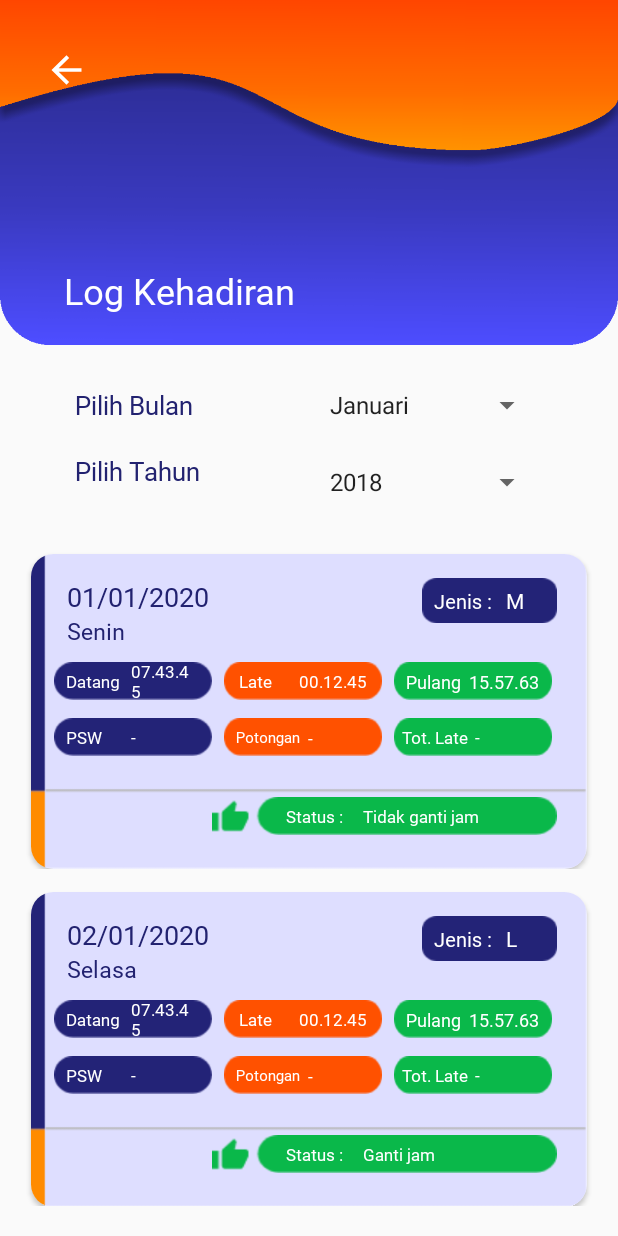
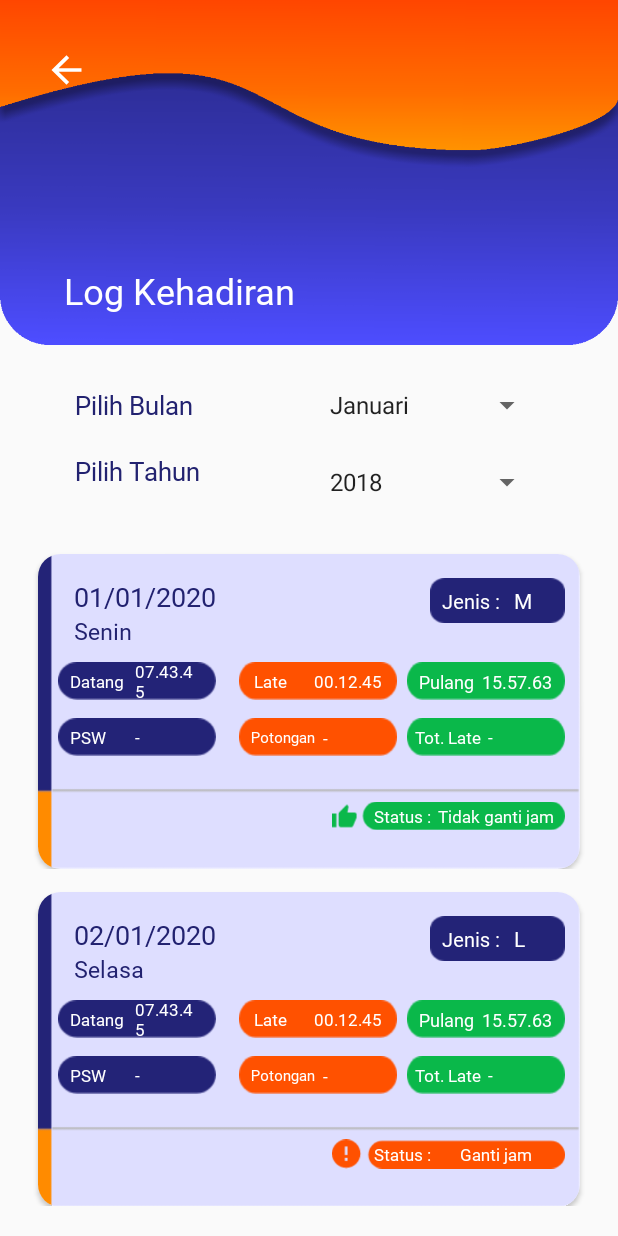
Before and after one commit to pratamaaprilianto/Simpan_VEDC, an Android app: the LogKehadiranActivity screen opened directly, with no data from a screen before it, on a phone screen of 412 x 824 dp. Run offline under Robolectric (Android 15) with nearby library versions, the phone set to English and light mode, and no system bars.

Commit message:
revisi 6

```diff
--- a/app/src/main/java/com/example/simpan/adapter/adapterLogKehadiran.kt
+++ b/app/src/main/java/com/example/simpan/adapter/adapterLogKehadiran.kt
@@ -36,6 +36,12 @@ class adapterLogKehadiran(val items: List<model_logkehadiran>): RecyclerView.Ada
             itemView.potongan.setText(data.potongan)
             itemView.tolate.setText(data.tolate)
             itemView.status.setText(data.status)
+            var cekStatus = itemView.status.text
+            if(cekStatus.equals("Tidak ganti jam")){
+                itemView.imageView99d.setImageResource(R.drawable.lk_statuss)
+            }else{
+                itemView.imageView99d.setImageResource(R.drawable.lk_status)
+            }
         }
     }
 
--- a/app/src/main/res/layout/activity_log_kehadiran.xml
+++ b/app/src/main/res/layout/activity_log_kehadiran.xml
@@ -95,9 +95,9 @@
         android:id="@+id/rec_logkehadiran"
         android:layout_width="match_parent"
         android:layout_height="450dp"
-        android:layout_marginStart="15dp"
+        android:layout_marginStart="5dp"
         android:layout_marginTop="28dp"
-        android:layout_marginEnd="15dp"
+        android:layout_marginEnd="5dp"
         app:layout_constraintEnd_toEndOf="parent"
         app:layout_constraintStart_toStartOf="parent"
         app:layout_constraintTop_toBottomOf="@+id/textView13" />
--- a/app/src/main/res/layout/activity_pp53_disiplin_pns.xml
+++ b/app/src/main/res/layout/activity_pp53_disiplin_pns.xml
@@ -16,7 +16,7 @@
             app:layout_constraintTop_toTopOf="parent" />
 
         <Button
-            android:id="@+id/bt_kembalipp53"
+            android:id="@+id/bt_kembalitunkin"
             android:layout_width="35dp"
             android:layout_height="35dp"
             android:layout_marginTop="32dp"
--- a/app/src/main/res/layout/card_logkehadiran.xml
+++ b/app/src/main/res/layout/card_logkehadiran.xml
@@ -9,9 +9,9 @@
         android:id="@+id/cardView2"
         android:layout_width="match_parent"
         android:layout_height="210dp"
-        android:layout_marginStart="5dp"
+        android:layout_marginStart="20dp"
         android:layout_marginTop="15dp"
-        android:layout_marginEnd="5dp"
+        android:layout_marginEnd="20dp"
         app:cardCornerRadius="15dp"
         app:layout_constraintEnd_toEndOf="parent"
         app:layout_constraintStart_toStartOf="parent"
@@ -27,7 +27,7 @@
                 android:layout_width="90dp"
                 android:layout_height="30dp"
                 android:layout_marginTop="16dp"
-                android:layout_marginEnd="20dp"
+                android:layout_marginEnd="10dp"
                 android:background="@drawable/lk_jenis"
                 app:layout_constraintEnd_toEndOf="parent"
                 app:layout_constraintHorizontal_bias="1.0"
@@ -38,7 +38,7 @@
                 android:id="@+id/imageView8"
                 android:layout_width="105dp"
                 android:layout_height="25dp"
-                android:layout_marginStart="8dp"
+                android:layout_marginStart="15dp"
                 android:layout_marginTop="10dp"
                 android:background="@drawable/lk_late"
                 app:layout_constraintStart_toEndOf="@+id/imageView6"
@@ -48,7 +48,7 @@
                 android:id="@+id/imageView9"
                 android:layout_width="105dp"
                 android:layout_height="25dp"
-                android:layout_marginStart="8dp"
+                android:layout_marginStart="15dp"
                 android:layout_marginTop="12dp"
                 android:background="@drawable/lk_late"
                 app:layout_constraintStart_toEndOf="@+id/imageView7"
@@ -58,12 +58,12 @@
                 android:id="@+id/imageView969"
                 android:layout_width="105dp"
                 android:layout_height="25dp"
-                android:layout_marginStart="8dp"
+                android:layout_marginStart="15dp"
                 android:layout_marginTop="10dp"
                 android:layout_marginEnd="10dp"
                 android:background="@drawable/lk_pulang"
                 app:layout_constraintEnd_toEndOf="parent"
-                app:layout_constraintHorizontal_bias="0.0"
+                app:layout_constraintHorizontal_bias="1.0"
                 app:layout_constraintStart_toEndOf="@+id/imageView8"
                 app:layout_constraintTop_toBottomOf="@+id/hari" />
 
@@ -71,10 +71,11 @@
                 android:id="@+id/imageView99"
                 android:layout_width="105dp"
                 android:layout_height="25dp"
-                android:layout_marginStart="8dp"
+                android:layout_marginStart="15dp"
                 android:layout_marginTop="12dp"
+                android:layout_marginEnd="10dp"
                 android:background="@drawable/lk_pulang"
-                app:layout_constraintEnd_toEndOf="@+id/imageView969"
+                app:layout_constraintEnd_toEndOf="parent"
                 app:layout_constraintHorizontal_bias="1.0"
                 app:layout_constraintStart_toEndOf="@+id/imageView9"
                 app:layout_constraintTop_toBottomOf="@+id/imageView969" />
@@ -83,7 +84,7 @@
                 android:id="@+id/imageView6"
                 android:layout_width="105dp"
                 android:layout_height="25dp"
-                android:layout_marginStart="15dp"
+                android:layout_marginStart="13dp"
                 android:layout_marginTop="10dp"
                 android:background="@drawable/lk_datang"
                 app:layout_constraintStart_toStartOf="parent"
@@ -100,12 +101,11 @@
 
             <ImageView
                 android:id="@+id/imageView99d"
-                android:layout_width="230dp"
+                android:layout_width="155dp"
                 android:layout_height="25dp"
                 android:layout_marginTop="32dp"
-                android:layout_marginEnd="20dp"
+                android:layout_marginEnd="10dp"
                 android:layout_marginBottom="32dp"
-                android:background="@drawable/lk_statuss"
                 app:layout_constraintBottom_toBottomOf="parent"
                 app:layout_constraintEnd_toEndOf="parent"
                 app:layout_constraintHorizontal_bias="1.0"
@@ -336,31 +336,31 @@
 
             <TextView
                 android:id="@+id/status"
-                android:layout_width="85dp"
+                android:layout_width="wrap_content"
                 android:layout_height="wrap_content"
-                android:layout_marginEnd="44dp"
+                android:layout_marginStart="5dp"
+                android:layout_marginEnd="8dp"
                 android:fontFamily="@font/seguisb"
                 android:text="Tidak ganti jam"
                 android:textColor="@color/white"
                 android:textSize="11dp"
                 app:layout_constraintBottom_toBottomOf="@+id/imageView99d"
                 app:layout_constraintEnd_toEndOf="@+id/imageView99d"
+                app:layout_constraintStart_toEndOf="@+id/stat"
                 app:layout_constraintTop_toTopOf="@+id/imageView99d" />
 
             <TextView
                 android:id="@+id/stat"
-                android:layout_width="48dp"
+                android:layout_width="wrap_content"
                 android:layout_height="wrap_content"
+                android:layout_marginStart="28dp"
                 android:fontFamily="@font/seguisb"
                 android:text="Status :"
                 android:textColor="@color/white"
                 android:textSize="11dp"
                 app:layout_constraintBottom_toBottomOf="@+id/imageView99d"
-                app:layout_constraintEnd_toStartOf="@+id/status"
-                app:layout_constraintHorizontal_bias="0.943"
                 app:layout_constraintStart_toStartOf="@+id/imageView99d"
                 app:layout_constraintTop_toTopOf="@+id/imageView99d" />
-
 
         </androidx.constraintlayout.widget.ConstraintLayout>
 
```
Also changed, not shown: app/src/main/res/layout/activity_tunkin.xml (+13 -13 lines).
